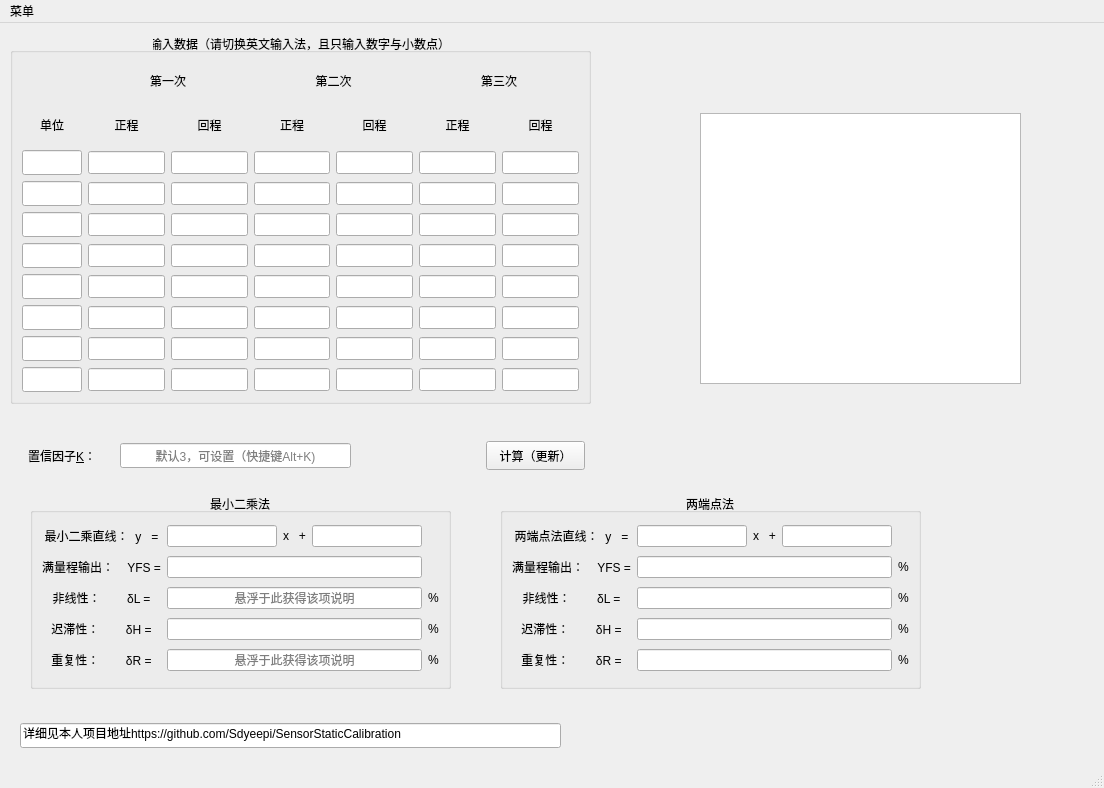
Old version of the form mainwindow.ui in the repository Sdyeepi/SensorStaticCalibration.
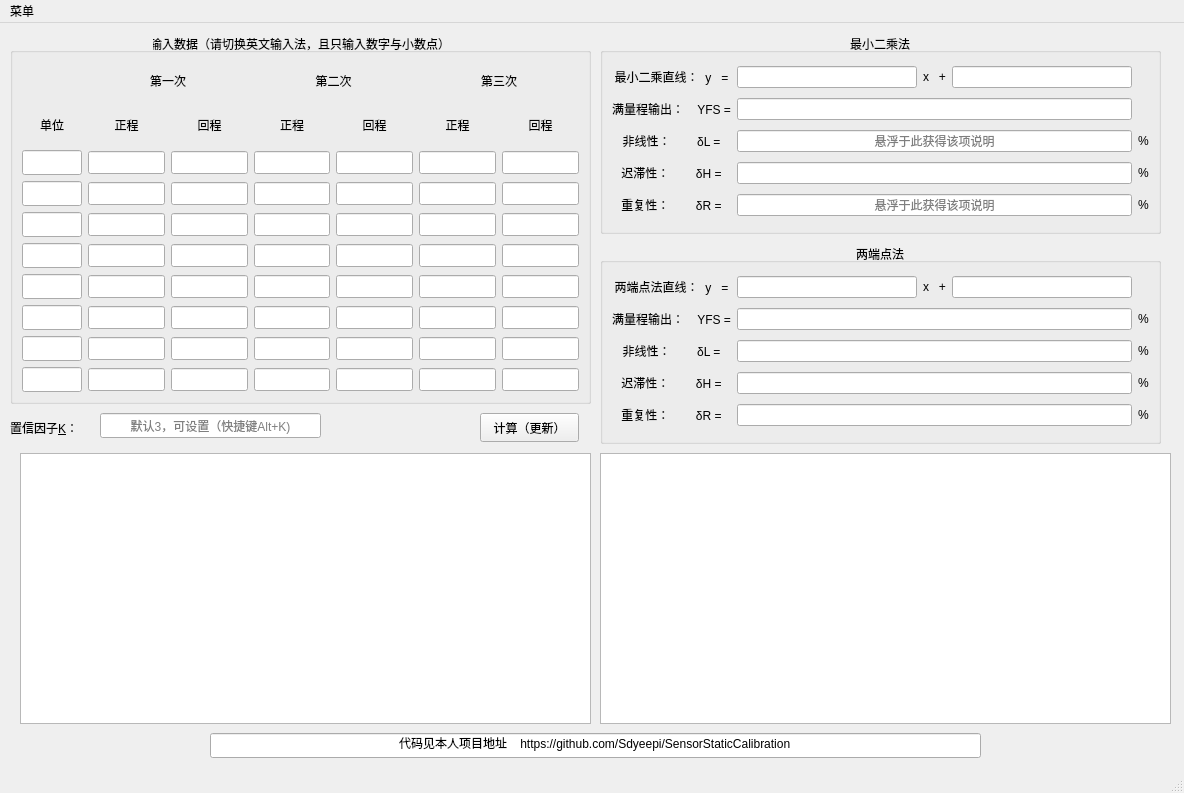
New version of the form.

```diff
--- a/mainwindow.ui
+++ b/mainwindow.ui
@@ -6,8 +6,8 @@
    <rect>
     <x>0</x>
     <y>0</y>
-    <width>1104</width>
-    <height>788</height>
+    <width>1184</width>
+    <height>793</height>
    </rect>
   </property>
   <property name="windowTitle">
@@ -905,10 +905,10 @@
    <widget class="QGroupBox" name="gBoxLsm">
     <property name="geometry">
      <rect>
-      <x>30</x>
-      <y>470</y>
-      <width>421</width>
-      <height>196</height>
+      <x>600</x>
+      <y>10</y>
+      <width>561</width>
+      <height>201</height>
      </rect>
     </property>
     <property name="title">
@@ -1085,9 +1085,9 @@
    <widget class="QLabel" name="LBleCnFac">
     <property name="geometry">
      <rect>
-      <x>28</x>
-      <y>418</y>
-      <width>85</width>
+      <x>10</x>
+      <y>390</y>
+      <width>81</width>
       <height>29</height>
      </rect>
     </property>
@@ -1101,8 +1101,8 @@
    <widget class="QPushButton" name="pBtnUpdate">
     <property name="geometry">
      <rect>
-      <x>486</x>
-      <y>418</y>
+      <x>480</x>
+      <y>390</y>
       <width>99</width>
       <height>29</height>
      </rect>
@@ -1114,9 +1114,9 @@
    <widget class="QLineEdit" name="lineEditK">
     <property name="geometry">
      <rect>
-      <x>120</x>
-      <y>420</y>
-      <width>231</width>
+      <x>100</x>
+      <y>390</y>
+      <width>221</width>
       <height>25</height>
      </rect>
     </property>
@@ -1130,10 +1130,10 @@
    <widget class="QGroupBox" name="gBoxBiPoint">
     <property name="geometry">
      <rect>
-      <x>500</x>
-      <y>470</y>
-      <width>421</width>
-      <height>196</height>
+      <x>600</x>
+      <y>220</y>
+      <width>561</width>
+      <height>201</height>
      </rect>
     </property>
     <property name="title">
@@ -1305,27 +1305,40 @@
      </item>
     </layout>
    </widget>
-   <widget class="QGraphicsView" name="gView">
-    <property name="geometry">
-     <rect>
-      <x>700</x>
-      <y>90</y>
-      <width>321</width>
-      <height>271</height>
-     </rect>
-    </property>
-   </widget>
-   <widget class="QLineEdit" name="lineEdit">
+   <widget class="QGraphicsView" name="gViewOrigin">
     <property name="geometry">
      <rect>
       <x>20</x>
-      <y>700</y>
-      <width>541</width>
+      <y>430</y>
+      <width>571</width>
+      <height>271</height>
+     </rect>
+    </property>
+   </widget>
+   <widget class="QLineEdit" name="lineEdit">
+    <property name="geometry">
+     <rect>
+      <x>210</x>
+      <y>710</y>
+      <width>771</width>
       <height>25</height>
      </rect>
     </property>
     <property name="text">
-     <string>详细见本人项目地址https://github.com/Sdyeepi/SensorStaticCalibration</string>
+     <string>代码见本人项目地址    https://github.com/Sdyeepi/SensorStaticCalibration</string>
+    </property>
+    <property name="alignment">
+     <set>Qt::AlignCenter</set>
+    </property>
+   </widget>
+   <widget class="QGraphicsView" name="gViewLsmBip">
+    <property name="geometry">
+     <rect>
+      <x>600</x>
+      <y>430</y>
+      <width>571</width>
+      <height>271</height>
+     </rect>
     </property>
    </widget>
   </widget>
@@ -1334,7 +1347,7 @@
     <rect>
      <x>0</x>
      <y>0</y>
-     <width>1104</width>
+     <width>1184</width>
      <height>26</height>
     </rect>
    </property>
```
